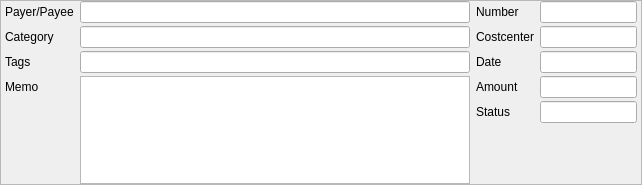
KDE/kmymoney, file kmymoney/views/newtransactionform.ui: the form before one commit.
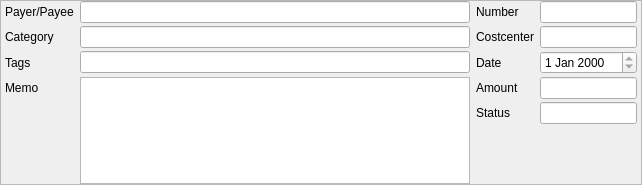
The form after the commit.

Commit message: Show date in transaction form with 4 digit year information

Patch:
```diff
--- a/kmymoney/views/newtransactionform.ui
+++ b/kmymoney/views/newtransactionform.ui
@@ -112,7 +112,7 @@
       </widget>
      </item>
      <item row="2" column="3">
-      <widget class="QLineEdit" name="dateEdit">
+      <widget class="QDateEdit" name="dateEdit">
        <property name="readOnly">
         <bool>true</bool>
        </property>
```
The commit also changes 1 other file.
